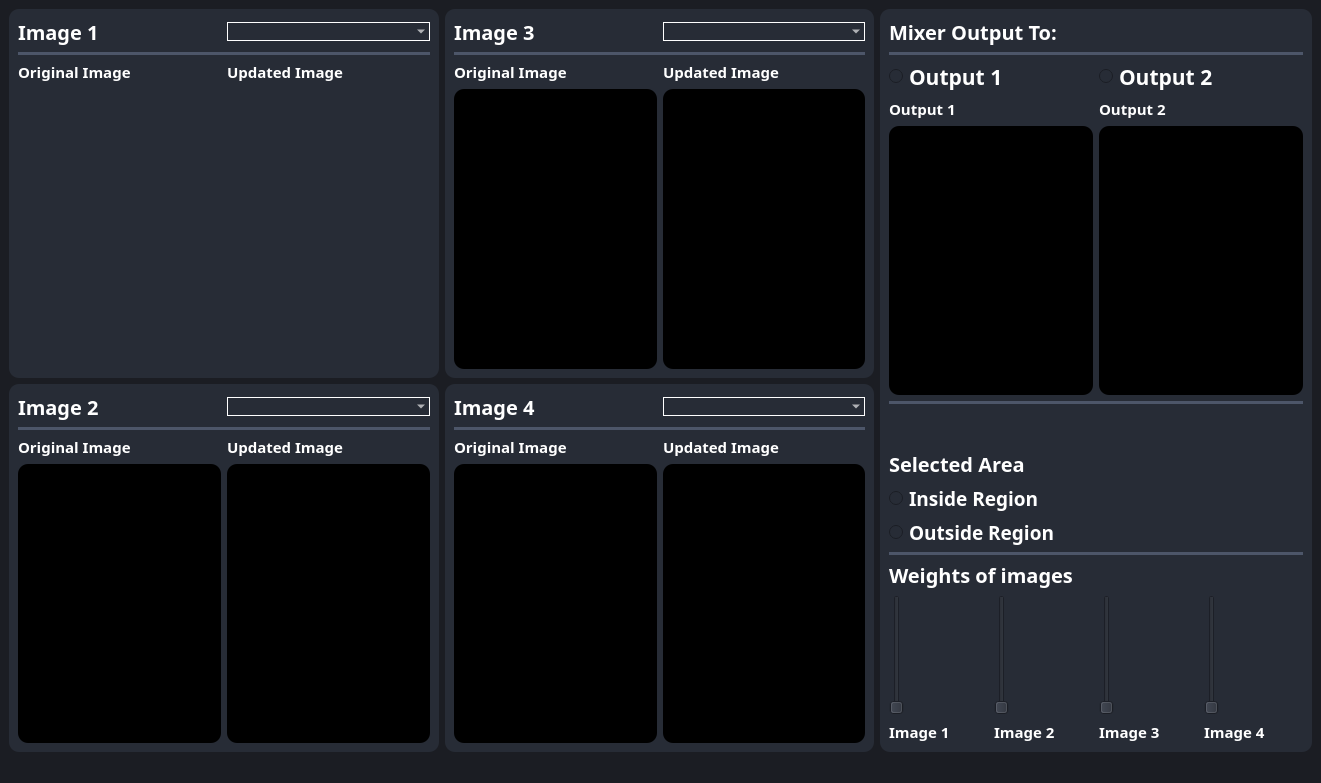
Qt form MainWindow.ui (joyou159/Fourier-Image-Mixer) before a commit.
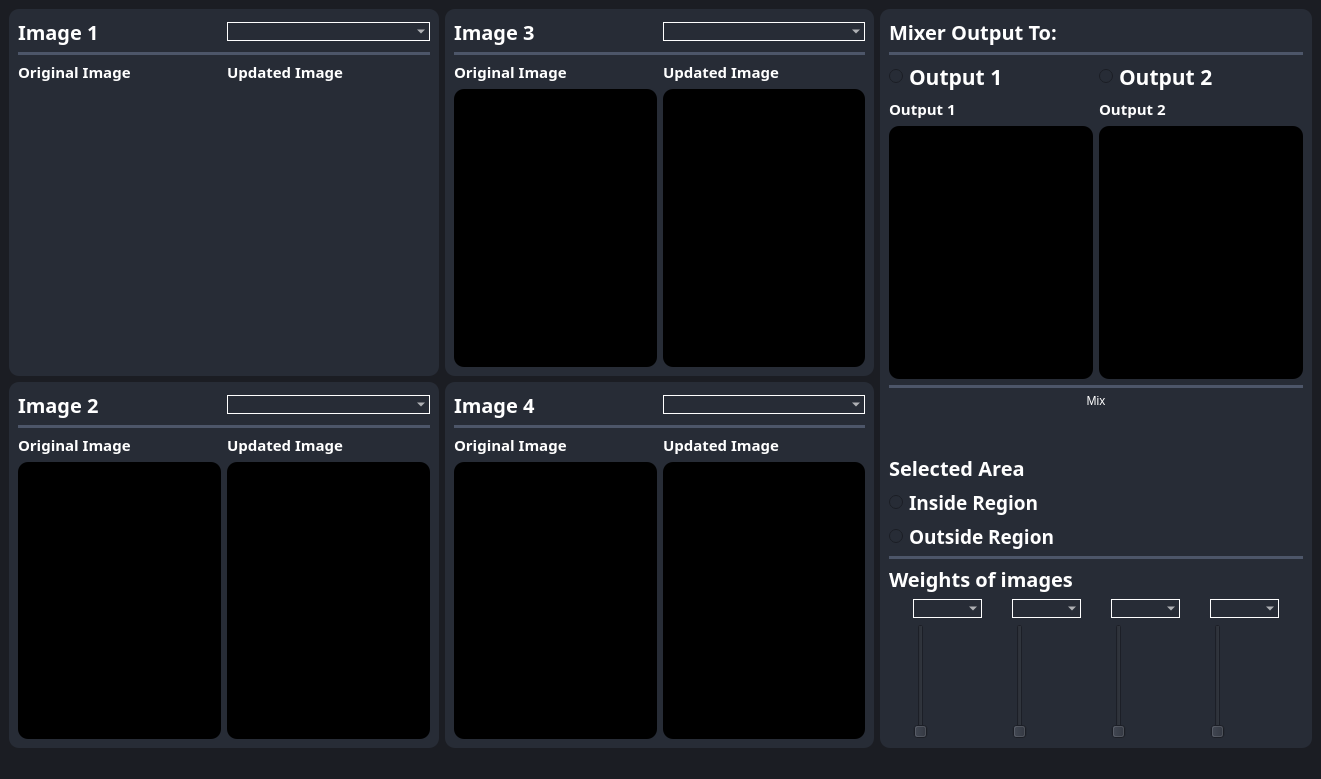
The same form after that commit.

Commit message: combo box handle

Diff of the .ui file:
```diff
--- a/MainWindow.ui
+++ b/MainWindow.ui
@@ -7,7 +7,7 @@
     <x>0</x>
     <y>0</y>
     <width>1321</width>
-    <height>783</height>
+    <height>779</height>
    </rect>
   </property>
   <property name="windowTitle">
@@ -667,7 +667,7 @@
         <property name="frameShadow">
          <enum>QFrame::Raised</enum>
         </property>
-        <layout class="QVBoxLayout" name="verticalLayout_21" stretch="0,0,0,2,0,0,0,0,0,0,0,1">
+        <layout class="QVBoxLayout" name="verticalLayout_21" stretch="0,0,0,2,0,0,0,0,0,0,0,0,1">
          <item>
           <widget class="QLabel" name="label_15">
            <property name="font">
@@ -849,6 +849,17 @@
            </property>
           </widget>
          </item>
+         <item>
+          <widget class="QPushButton" name="pushButton">
+           <property name="styleSheet">
+            <string notr="true">color:white;
+font-weight:10000px;</string>
+           </property>
+           <property name="text">
+            <string>Mix</string>
+           </property>
+          </widget>
+         </item>
          <item>
           <spacer name="verticalSpacer">
            <property name="orientation">
@@ -974,6 +985,21 @@
           <layout class="QHBoxLayout" name="horizontalLayout_12">
            <item>
             <layout class="QVBoxLayout" name="verticalLayout_17">
+             <item>
+              <widget class="QComboBox" name="combo11">
+               <property name="styleSheet">
+                <string notr="true">QComboBox {
+    font-family: &quot;Overpass&quot;;
+    font-weight: 600; /* Semibold */
+    font-size: 10pt; /* Adjust the font size as needed */
+    color: white; /* Set the text color to white */
+    border: 1px solid white; /* Set the border to 1px solid white */
+background: rgba(74, 74, 74, 0);
+	border-radius: 10px;
+}</string>
+               </property>
+              </widget>
+             </item>
              <item>
               <widget class="QSlider" name="verticalSlider">
                <property name="layoutDirection">
@@ -984,37 +1010,25 @@
                </property>
               </widget>
              </item>
-             <item>
-              <widget class="QLabel" name="label_16">
-               <property name="font">
-                <font>
-                 <family>Oswald SemiBold</family>
-                 <pointsize>11</pointsize>
-                 <bold>true</bold>
-                </font>
-               </property>
-               <property name="layoutDirection">
-                <enum>Qt::LeftToRight</enum>
-               </property>
-               <property name="styleSheet">
-                <string notr="true">color:white;
-font-weight:10000px;</string>
-               </property>
-               <property name="text">
-                <string>Image 1 </string>
-               </property>
-               <property name="textFormat">
-                <enum>Qt::PlainText</enum>
-               </property>
-               <property name="alignment">
-                <set>Qt::AlignJustify|Qt::AlignVCenter</set>
-               </property>
-              </widget>
-             </item>
             </layout>
            </item>
            <item>
             <layout class="QVBoxLayout" name="verticalLayout_18">
+             <item>
+              <widget class="QComboBox" name="combo12">
+               <property name="styleSheet">
+                <string notr="true">QComboBox {
+    font-family: &quot;Overpass&quot;;
+    font-weight: 600; /* Semibold */
+    font-size: 10pt; /* Adjust the font size as needed */
+    color: white; /* Set the text color to white */
+    border: 1px solid white; /* Set the border to 1px solid white */
+background: rgba(74, 74, 74, 0);
+	border-radius: 10px;
+}</string>
+               </property>
+              </widget>
+             </item>
              <item>
               <widget class="QSlider" name="verticalSlider_2">
                <property name="orientation">
@@ -1022,28 +1036,25 @@
                </property>
               </widget>
              </item>
-             <item>
-              <widget class="QLabel" name="label_17">
-               <property name="font">
-                <font>
-                 <family>Oswald SemiBold</family>
-                 <pointsize>11</pointsize>
-                 <bold>true</bold>
-                </font>
-               </property>
-               <property name="styleSheet">
-                <string notr="true">color:white;
-font-weight:10000px;</string>
-               </property>
-               <property name="text">
-                <string>Image 2</string>
-               </property>
-              </widget>
-             </item>
             </layout>
            </item>
            <item>
             <layout class="QVBoxLayout" name="verticalLayout_19">
+             <item>
+              <widget class="QComboBox" name="combo13">
+               <property name="styleSheet">
+                <string notr="true">QComboBox {
+    font-family: &quot;Overpass&quot;;
+    font-weight: 600; /* Semibold */
+    font-size: 10pt; /* Adjust the font size as needed */
+    color: white; /* Set the text color to white */
+    border: 1px solid white; /* Set the border to 1px solid white */
+background: rgba(74, 74, 74, 0);
+	border-radius: 10px;
+}</string>
+               </property>
+              </widget>
+             </item>
              <item>
               <widget class="QSlider" name="verticalSlider_3">
                <property name="orientation">
@@ -1051,28 +1062,25 @@
                </property>
               </widget>
              </item>
-             <item>
-              <widget class="QLabel" name="label_18">
-               <property name="font">
-                <font>
-                 <family>Oswald SemiBold</family>
-                 <pointsize>11</pointsize>
-                 <bold>true</bold>
-                </font>
-               </property>
-               <property name="styleSheet">
-                <string notr="true">color:white;
-font-weight:10000px;</string>
-               </property>
-               <property name="text">
-                <string>Image 3 </string>
-               </property>
-              </widget>
-             </item>
             </layout>
            </item>
            <item>
             <layout class="QVBoxLayout" name="verticalLayout_20">
+             <item>
+              <widget class="QComboBox" name="combo14">
+               <property name="styleSheet">
+                <string notr="true">QComboBox {
+    font-family: &quot;Overpass&quot;;
+    font-weight: 600; /* Semibold */
+    font-size: 10pt; /* Adjust the font size as needed */
+    color: white; /* Set the text color to white */
+    border: 1px solid white; /* Set the border to 1px solid white */
+background: rgba(74, 74, 74, 0);
+	border-radius: 10px;
+}</string>
+               </property>
+              </widget>
+             </item>
              <item>
               <widget class="QSlider" name="verticalSlider_4">
                <property name="orientation">
@@ -1080,24 +1088,6 @@
                </property>
               </widget>
              </item>
-             <item>
-              <widget class="QLabel" name="label_19">
-               <property name="font">
-                <font>
-                 <family>Oswald SemiBold</family>
-                 <pointsize>11</pointsize>
-                 <bold>true</bold>
-                </font>
-               </property>
-               <property name="styleSheet">
-                <string notr="true">color:white;
-font-weight:10000px;</string>
-               </property>
-               <property name="text">
-                <string>Image 4 </string>
-               </property>
-              </widget>
-             </item>
             </layout>
            </item>
           </layout>
```
The commit also changes 5 other files.
